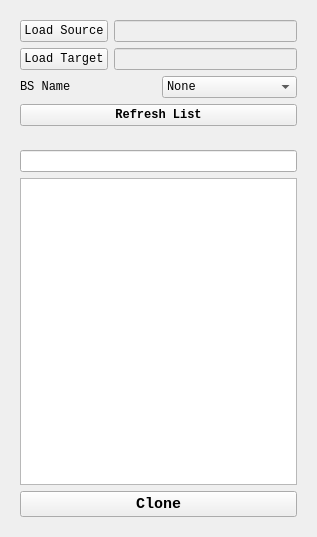
Qt form Faith/moduleInstaller/Faith/modules/Faith/scripts/Faith/Tools/BS_Manager/UI/BS_clone.ui (Faith0521/Faith_Proj) before a commit.
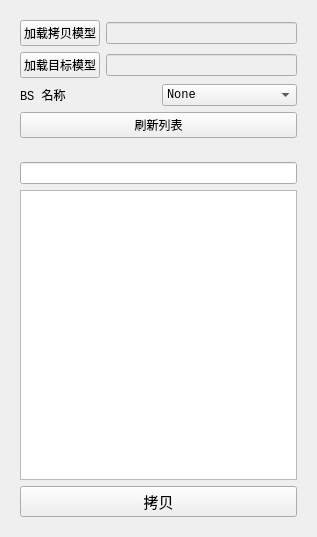
The same form after that commit. Custom widgets are drawn as their Qt base class.

The edit to the form file:
```diff
--- a/Faith/moduleInstaller/Faith/modules/Faith/scripts/Faith/Tools/BS_Manager/UI/BS_clone.ui
+++ b/Faith/moduleInstaller/Faith/modules/Faith/scripts/Faith/Tools/BS_Manager/UI/BS_clone.ui
@@ -27,7 +27,7 @@
            </font>
           </property>
           <property name="text">
-           <string>Load Source</string>
+           <string>加载拷贝模型</string>
           </property>
          </widget>
         </item>
@@ -50,7 +50,7 @@
            </font>
           </property>
           <property name="text">
-           <string>Load Target</string>
+           <string>加载目标模型</string>
           </property>
          </widget>
         </item>
@@ -73,7 +73,7 @@
            </font>
           </property>
           <property name="text">
-           <string>BS Name</string>
+           <string>BS 名称</string>
           </property>
          </widget>
         </item>
@@ -98,12 +98,12 @@
         <property name="font">
          <font>
           <family>Consolas</family>
-          <weight>75</weight>
-          <bold>true</bold>
+          <weight>50</weight>
+          <bold>false</bold>
          </font>
         </property>
         <property name="text">
-         <string>Refresh List</string>
+         <string>刷新列表</string>
         </property>
        </widget>
       </item>
@@ -140,12 +140,12 @@
          <font>
           <family>Consolas</family>
           <pointsize>11</pointsize>
-          <weight>75</weight>
-          <bold>true</bold>
+          <weight>50</weight>
+          <bold>false</bold>
          </font>
         </property>
         <property name="text">
-         <string>Clone</string>
+         <string>拷贝</string>
         </property>
        </widget>
       </item>
```
